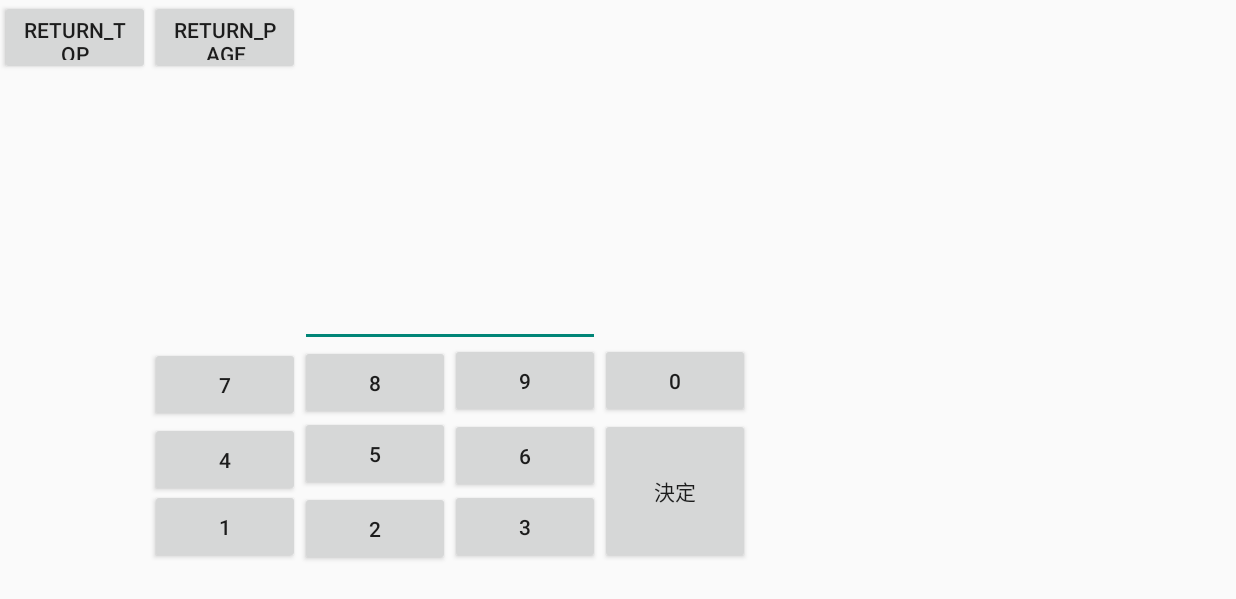
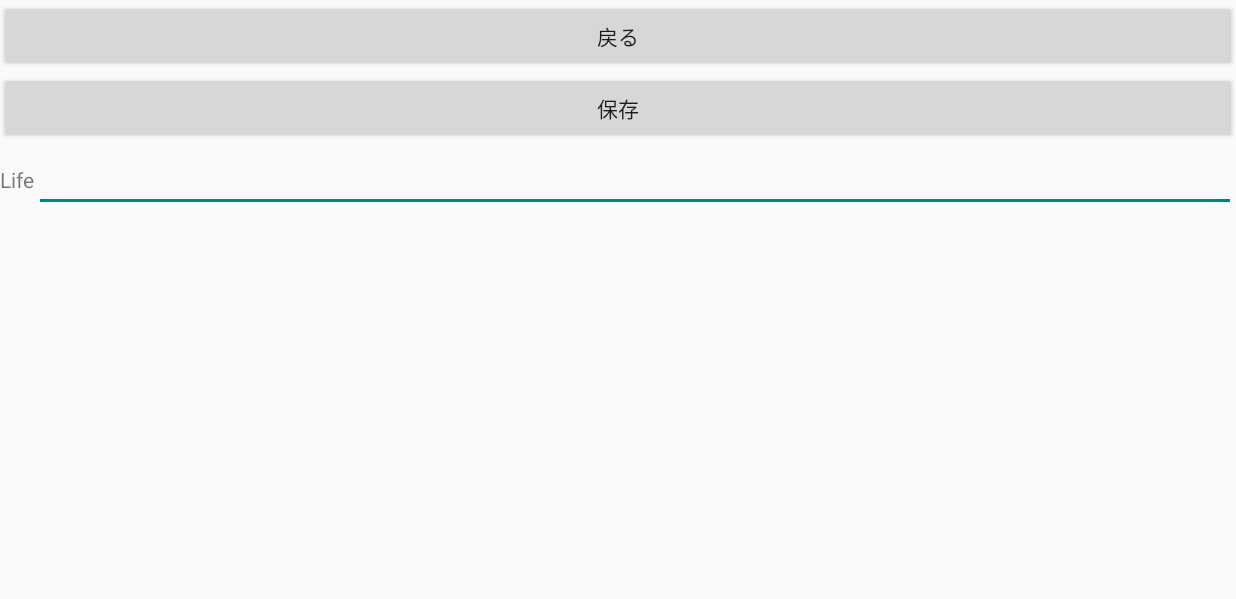
Before and after one commit to GlueChan/Yu-gi-oh, an Android app: the Menu screen opened directly, with no data from a screen before it, after a tap on "ライフの初期設定", on a phone screen of 824 x 412 dp (held sideways). Shown: the top 599 px of the screen. Run offline under Robolectric (Android 15) with nearby library versions, the phone set to English and light mode, and no system bars.

Commit message:
初期ライフ完了

```diff
--- /dev/null
+++ b/app/src/main/java/to/msn/wings/sample/DB_Life.java
@@ -0,0 +1,71 @@
+package to.msn.wings.sample;
+
+import android.content.ContentValues;
+import android.content.Intent;
+import android.database.sqlite.SQLiteDatabase;
+import android.os.Bundle;
+import android.support.v7.app.AppCompatActivity;
+import android.view.View;
+import android.widget.EditText;
+import android.widget.Toast;
+
+public class DB_Life extends AppCompatActivity implements View.OnClickListener{
+    private  LifeDatabaseHelper helper = null;
+    private EditText txtLife = null;
+
+    private  LifeDataBaseControl mLifeDataBaseControl;
+    @Override
+        protected void onCreate(Bundle bundle) {
+        super.onCreate(bundle);
+        setContentView(R.layout.life_setting);
+        findViewById(R.id.return_Top).setOnClickListener(this);
+
+
+        //ヘルパーを準備
+        helper = new LifeDatabaseHelper(this);
+        txtLife = (EditText) findViewById(R.id.txtLife);
+
+        //データベースを取得
+        SQLiteDatabase db = helper.getWritableDatabase();
+        mLifeDataBaseControl = new LifeDataBaseControl(this);
+
+        try {
+            Toast.makeText(this, "接続しました", Toast.LENGTH_SHORT).show();
+
+        } finally {
+            db.close();
+        }
+    }
+
+    public void onSave() {
+        SQLiteDatabase db = helper.getWritableDatabase();
+        try {
+            ContentValues cv = new ContentValues();
+            cv.put("life", txtLife.getText().toString());
+            db.insertWithOnConflict("life", null, cv, SQLiteDatabase.CONFLICT_REPLACE);
+            Toast.makeText(this, "データ登録完了", Toast.LENGTH_SHORT).show();
+        } finally {
+            db.close();
+        }
+    }
+
+    public void onClick(View view) {     //ボタンがクリックされたとき
+        switch (view.getId()) {
+            case R.id.return_Top:       //トップに戻る
+                Intent itop = new Intent(DB_Life.this, MainActivity.class);
+                startActivity(itop);
+                break;
+            case R.id.btnSave:
+                onSave();
+                break;
+
+//            case R.id.btnSearch:
+//                // ダメージボタンをLineaLayoutに追加
+//                mDamageDatabaseControls.damageAddBtnCreate((LinearLayout) findViewById(R.id.damageBtnLayout));
+//                break;
+
+            default:
+                break;
+        }
+    }
+}
--- /dev/null
+++ b/app/src/main/java/to/msn/wings/sample/LifeDataBaseControl.java
@@ -0,0 +1,56 @@
+package to.msn.wings.sample;
+
+import android.content.Context;
+import android.database.Cursor;
+import android.database.sqlite.SQLiteDatabase;
+import android.widget.EditText;
+import android.widget.Toast;
+
+public class LifeDataBaseControl {
+    private Context mContext;
+    private LifeDatabaseHelper lifeDatabaseHelper;
+
+
+    //コンストラクター
+    public LifeDataBaseControl(Context context) {
+        mContext = context;
+        lifeDatabaseHelper = new LifeDatabaseHelper(mContext);
+    }
+
+    public void lifeAddBtnCreate(EditText editText) {
+        SQLiteDatabase db = lifeDatabaseHelper.getReadableDatabase();
+        Cursor cs = null;
+
+        try {
+            String[] cols = {"number", "name", "life"};
+            cs = db.query("life", cols, null, null, null, null, null, null);
+
+            //dbにデータがある間ボタンを生成
+            //もし、データがなければ終了
+            if (cs.moveToFirst()) {
+                while (true) {
+                    ChangeLife(editText, cs.getString(2));
+                    if (!cs.moveToNext()) break;
+                }
+            } else {
+                Toast.makeText(mContext, "データがありません", Toast.LENGTH_SHORT).show();
+            }
+        } finally {
+            cs.close();
+            db.close();
+        }
+    }
+
+
+
+    /**
+     * pearentにボタンを追加する
+     *
+     * @param text
+     */
+    private void ChangeLife(EditText editText, String text) {
+        editText.setText(text);
+        //editText.setLayoutParams(new LinearLayout.LayoutParams(LinearLayout.LayoutParams.WRAP_CONTENT, LinearLayout.LayoutParams.WRAP_CONTENT));
+        //editText.addView(editText);
+    }
+}
--- a/app/src/main/java/to/msn/wings/sample/LifeDatabaseHelper.java
+++ b/app/src/main/java/to/msn/wings/sample/LifeDatabaseHelper.java
@@ -29,9 +29,8 @@ public class LifeDatabaseHelper extends SQLiteOpenHelper {
         db.execSQL("CREATE TABLE life("+
                 "number INTEGER PRIMARY KEY, name TEXT , life INTEGER)");
 
-        db.execSQL("INSERT INTO damage(number,name,life)"+
-                "VALUES('1','ライフ100',1000)");
-
+        db.execSQL("INSERT INTO life(number,name,life)"+
+                "VALUES('1','ライフ8000',8000)");
     }
 
     //データベースをバージョンアップしたとき、テーブルを再編成
--- a/app/src/main/java/to/msn/wings/sample/Life_setting.java
+++ /dev/null
@@ -1,130 +0,0 @@
-package to.msn.wings.sample;
-
-import android.content.Intent;
-import android.os.Bundle;
-import android.support.v7.app.AppCompatActivity;
-import android.view.View;
-import android.widget.Button;
-import android.widget.EditText;
-
-/**
- * Created by 4163214 on 10/26/2017.
- */
-
-public class Life_setting extends AppCompatActivity implements View.OnClickListener{
-
-    Button button0, button1, button2, button3, button4, button5,
-            button6, button7, button8, button9,
-            decision; //決定
-
-
-    EditText editText;
-
-
-    @Override
-    protected void onCreate(Bundle bundle) {
-        super.onCreate(bundle);
-        setContentView(R.layout.life_setting);
-
-        findViewById(R.id.return_Page).setOnClickListener(this);
-        findViewById(R.id.return_Top).setOnClickListener(this);
-
-        button0 = (Button) findViewById(R.id.Button_0);
-        button1 = (Button) findViewById(R.id.Button_1);
-        button2 = (Button) findViewById(R.id.Button_2);
-        button3 = (Button) findViewById(R.id.Button_3);
-        button4 = (Button) findViewById(R.id.Button_4);
-        button5 = (Button) findViewById(R.id.Button_5);
-        button6 = (Button) findViewById(R.id.Button_6);
-        button7 = (Button) findViewById(R.id.Button_7);
-        button8 = (Button) findViewById(R.id.Button_8);
-        button9 = (Button) findViewById(R.id.Button_9);
-
-        decision = (Button)findViewById(R.id.Button_decision); //決定ボタン
-
-        editText = (EditText) findViewById(R.id.setting_life);
-
-        button0.setOnClickListener(new View.OnClickListener() {
-            @Override
-            public void onClick(View v) {
-                editText.setText(editText.getText() + "0");
-            }
-        });
-
-        button1.setOnClickListener(new View.OnClickListener() {
-            @Override
-            public void onClick(View v) {
-                editText.setText(editText.getText() + "1");
-            }
-        });
-
-        button2.setOnClickListener(new View.OnClickListener() {
-            @Override
-            public void onClick(View v) {
-                editText.setText(editText.getText() + "2");
-            }
-        });
-
-        button3.setOnClickListener(new View.OnClickListener() {
-            @Override
-            public void onClick(View v) {
-                editText.setText(editText.getText() + "3");
-            }
-        });
-
-        button4.setOnClickListener(new View.OnClickListener() {
-            @Override
-            public void onClick(View v) {
-                editText.setText(editText.getText() + "4");
-            }
-        });
-
-        button5.setOnClickListener(new View.OnClickListener() {
-            @Override
-            public void onClick(View v) {
-                editText.setText(editText.getText() + "5");
-            }
-        });
-
-        button6.setOnClickListener(new View.OnClickListener() {
-            @Override
-            public void onClick(View v) {
-                editText.setText(editText.getText() + "6");
-            }
-        });
-
-        button7.setOnClickListener(new View.OnClickListener() {
-            @Override
-            public void onClick(View v) {
-                editText.setText(editText.getText() + "7");
-            }
-        });
-
-        button8.setOnClickListener(new View.OnClickListener() {
-            @Override
-            public void onClick(View v) {
-                editText.setText(editText.getText() + "8");
-            }
-        });
-
-        button9.setOnClickListener(new View.OnClickListener() {
-            @Override
-            public void onClick(View v) {
-                editText.setText(editText.getText() + "9");
-            }
-        });
-    }
-
-    public void onClick(View view) {     //ボタンがクリックされたとき
-        switch (view.getId()) {
-            case R.id.return_Top:    //トップに戻る
-                Intent itop = new Intent(Life_setting.this, MainActivity.class);
-                startActivity(itop);
-                break;
-            case R.id.return_Page:    //前のページに戻る
-                Intent ipage = new Intent(Life_setting.this, Menu.class);
-                startActivity(ipage);
-                break;
-        }
-    }
-}
--- a/app/src/main/java/to/msn/wings/sample/Menu.java
+++ b/app/src/main/java/to/msn/wings/sample/Menu.java
@@ -37,7 +37,7 @@ public class Menu extends AppCompatActivity implements View.OnClickListener{
                 startActivity(idamage);
                 break;
             case R.id.setting_life:    //初期ライフの設定
-                Intent ilife = new Intent(Menu.this, Life_setting.class);
+                Intent ilife = new Intent(Menu.this, DB_Life.class);
                 startActivity(ilife);
                 break;
         }
--- a/app/src/main/java/to/msn/wings/sample/Player1_screen.java
+++ b/app/src/main/java/to/msn/wings/sample/Player1_screen.java
@@ -42,6 +42,8 @@ public class Player1_screen extends AppCompatActivity implements View.OnClickLis
 
     DamageDatabaseControls damageDatabaseControls;
 
+    LifeDataBaseControl lifeDataBaseControl;
+
 
 
     public  int playerLife = 8000;
@@ -78,7 +80,9 @@ public class Player1_screen extends AppCompatActivity implements View.OnClickLis
         super.onCreate(savedInstanceState);
         setContentView(R.layout.dentaku_player1);
 
+        /*データベースのインスタンス*/
         damageDatabaseControls = new DamageDatabaseControls(this);
+        lifeDataBaseControl = new LifeDataBaseControl(this);
 
         findViewById(R.id.return_Top).setOnClickListener(this);
 
@@ -301,6 +305,7 @@ public class Player1_screen extends AppCompatActivity implements View.OnClickLis
     protected void onStart() {
         super.onStart();
         damageDatabaseControls.damageAddBtnCreate((LinearLayout)findViewById(R.id.damageBtnLayout));
+        lifeDataBaseControl.lifeAddBtnCreate((EditText) findViewById(R.id.Player_cal1));
     }
 
 
--- a/app/src/main/java/to/msn/wings/sample/Player2_screen.java
+++ b/app/src/main/java/to/msn/wings/sample/Player2_screen.java
@@ -38,6 +38,7 @@ public class Player2_screen extends AppCompatActivity implements View.OnClickLis
 
 
     DamageDatabaseControls damageDatabaseControls;
+	 LifeDataBaseControl lifeDataBaseControl;
 
     @SuppressWarnings("deprecation")
     @TargetApi(Build.VERSION_CODES.LOLLIPOP)
@@ -75,6 +76,7 @@ public class Player2_screen extends AppCompatActivity implements View.OnClickLis
 
 
         damageDatabaseControls = new DamageDatabaseControls(this);
+    	 lifeDataBaseControl = new LifeDataBaseControl(this);
 
         button0 = (Button) findViewById(R.id.Button_0);
         button00 = (Button) findViewById(R.id.Button_00);
@@ -277,6 +279,7 @@ public class Player2_screen extends AppCompatActivity implements View.OnClickLis
     protected void onStart() {
         super.onStart();
         damageDatabaseControls.damageAddBtnCreate((LinearLayout)findViewById(R.id.damageBtnLayout));
+    	lifeDataBaseControl.lifeAddBtnCreate((EditText) findViewById(R.id.Player_cal2));
     }
 
 
--- a/app/src/main/res/layout/dentaku_player2.xml
+++ b/app/src/main/res/layout/dentaku_player2.xml
@@ -14,9 +14,10 @@
             android:layout_width="wrap_content"
             android:layout_height="100dp"
             android:layout_weight="1"
-            android:maxLength="4"
+            android:maxLength="5"
             android:lines="1"
-            android:text="8000"/>
+            android:text="8000">
+        </EditText>
 
         <Button
             android:id="@+id/return_Top"
--- a/app/src/main/res/layout/life_setting.xml
+++ b/app/src/main/res/layout/life_setting.xml
@@ -1,138 +1,57 @@
 <?xml version="1.0" encoding="utf-8"?>
-<RelativeLayout xmlns:android="http://schemas.android.com/apk/res/android"
-android:layout_width="match_parent"
-android:layout_height="match_parent">
-
-    <Button
-    android:id="@+id/Button_6"
-    android:layout_width="100dp"
-    android:layout_height="50dp"
-    android:text="6"
-    android:layout_alignBaseline="@+id/Button_5"
-    android:layout_alignBottom="@+id/Button_5"
-    android:layout_toRightOf="@+id/Button_8"
-    android:layout_toEndOf="@+id/Button_8" />
-
-    <Button
-    android:id="@+id/Button_Equal"
-    android:layout_width="100dp"
-    android:layout_height="50dp"
-    android:text="決定"
-    android:layout_toRightOf="@+id/Button_6"
-    android:layout_toEndOf="@+id/Button_6"
-    android:layout_alignBottom="@+id/Button_1"
-    android:layout_below="@+id/Button_0" />
+<LinearLayout xmlns:android="http://schemas.android.com/apk/res/android"
+    android:layout_width="match_parent"
+    android:layout_height="match_parent"
+    android:orientation="vertical">
 
     <Button
         android:id="@+id/return_Top"
-        android:layout_width="100dp"
-        android:layout_height="50dp"
-        android:text="return_Top"/>
+        android:layout_width="match_parent"
+        android:layout_height="wrap_content"
+        android:text="戻る"/>
+
+    <Button
+        android:id="@+id/btnSave"
+        android:layout_width="match_parent"
+        android:layout_height="wrap_content"
+        android:onClick="onClick"
+        android:text="保存"/>
+
+    <!--<Button-->
+    <!--android:id="@+id/btnSearch"-->
+    <!--android:layout_width="match_parent"-->
+    <!--android:layout_height="wrap_content"-->
+    <!--android:onClick="onClick"-->
+    <!--android:text="検索"/>-->
 
 
-    <Button
-        android:id="@+id/Button_2"
-        android:layout_width="100dp"
-        android:layout_height="50dp"
-        android:text="2"
-        android:layout_alignBaseline="@+id/Button_1"
-        android:layout_alignBottom="@+id/Button_1"
-        android:layout_toRightOf="@+id/Button_1"
-        android:layout_toEndOf="@+id/Button_1" />
+    <TableLayout
+        android:layout_width="match_parent"
+        android:layout_height="match_parent"
+        android:stretchColumns="1">
 
-    <Button
-    android:id="@+id/Button_3"
-    android:layout_width="100dp"
-    android:layout_height="50dp"
-    android:text="3"
-        android:layout_alignBottom="@+id/Button_Equal"
-        android:layout_toRightOf="@+id/Button_2"
-        android:layout_toEndOf="@+id/Button_2" />
+        <TableRow
+            android:layout_width="match_parent"
+            android:layout_height="match_parent">
 
-    <Button
-        android:id="@+id/Button_5"
-        android:layout_width="100dp"
-        android:layout_height="50dp"
-        android:text="5"
-        android:layout_above="@+id/Button_2"
-        android:layout_toRightOf="@+id/Button_1"
-        android:layout_toEndOf="@+id/Button_1" />
+            <TextView
+                android:id="@+id/tvLife"
+                android:layout_width="wrap_content"
+                android:layout_height="wrap_content"
+                android:text="Life"/>
 
-    <Button
-        android:id="@+id/Button_9"
-        android:layout_width="100dp"
-        android:layout_height="50dp"
-        android:text="9"
-        android:layout_above="@+id/Button_6"
-        android:layout_toRightOf="@+id/Button_5"
-        android:layout_toEndOf="@+id/Button_5" />
-
-    <Button
-    android:id="@+id/Button_0"
-    android:layout_width="100dp"
-    android:layout_height="50dp"
-    android:text="0"
-        android:layout_alignTop="@+id/Button_9"
-        android:layout_toRightOf="@+id/Button_9"
-        android:layout_toEndOf="@+id/Button_9" />
-
-    <Button
-    android:id="@+id/return_Page"
-    android:layout_width="100dp"
-    android:layout_height="50dp"
-    android:text="return_page"
-        android:layout_alignParentTop="true"
-        android:layout_toRightOf="@+id/return_Top"
-        android:layout_toEndOf="@+id/return_Top" />
-
-    <Button
-        android:id="@+id/Button_8"
-        android:layout_width="100dp"
-        android:layout_height="50dp"
-        android:text="8"
-        android:layout_alignBaseline="@+id/Button_9"
-        android:layout_alignBottom="@+id/Button_9"
-        android:layout_toRightOf="@+id/Button_7"
-        android:layout_toEndOf="@+id/Button_7" />
-
-    <Button
-        android:id="@+id/Button_7"
-        android:layout_width="100dp"
-        android:layout_height="50dp"
-        android:text="7"
-        android:layout_alignBaseline="@+id/Button_8"
-        android:layout_alignBottom="@+id/Button_8"
-        android:layout_toLeftOf="@+id/Button_5"
-        android:layout_toStartOf="@+id/Button_5" />
-
-    <Button
-        android:id="@+id/Button_1"
-        android:layout_width="100dp"
-        android:layout_height="50dp"
-        android:text="1"
-        android:layout_marginBottom="36dp"
-        android:layout_alignParentBottom="true"
-        android:layout_toRightOf="@+id/return_Top"
-        android:layout_toEndOf="@+id/return_Top" />
-
-    <Button
-        android:id="@+id/Button_4"
-        android:layout_width="100dp"
-        android:layout_height="50dp"
-        android:text="4"
-        android:layout_below="@+id/Button_7"
-        android:layout_alignLeft="@+id/Button_1"
-        android:layout_alignStart="@+id/Button_1" />
-
-    <EditText
-        android:id="@+id/setting_life"
-        android:lines="1"
-        android:maxLength="4"
-        android:layout_width="200dp"
-        android:layout_height="100dp"
-        android:layout_above="@+id/Button_7"
-        android:layout_toRightOf="@+id/Button_7"
-        android:layout_toEndOf="@+id/Button_7" />
-
-
-</RelativeLayout>
+            <EditText
+                android:id="@+id/txtLife"
+                android:layout_width="match_parent"
+                android:layout_height="wrap_content"/>
+        </TableRow>
+        <TableRow>
+            <LinearLayout
+                android:id="@+id/lifeBtnLayout"
+                android:layout_width="match_parent"
+                android:layout_height="wrap_content"
+                android:orientation="horizontal">
+            </LinearLayout>
+        </TableRow>
+    </TableLayout>
+</LinearLayout>
--- a/app/src/main/res/values/strings.xml
+++ b/app/src/main/res/values/strings.xml
@@ -17,5 +17,5 @@
         <item>@drawable/dice5</item>
         <item>@drawable/dice6</item>
     </array>
->>>>>>> feature-yoshiki
+    >>>>>>> feature-yoshiki
 </resources>
```
Also changed, not shown: app/src/main/AndroidManifest.xml (+18 -17 lines), app/src/main/res/layout/dentaku_player1.xml (+6 -2 lines).
